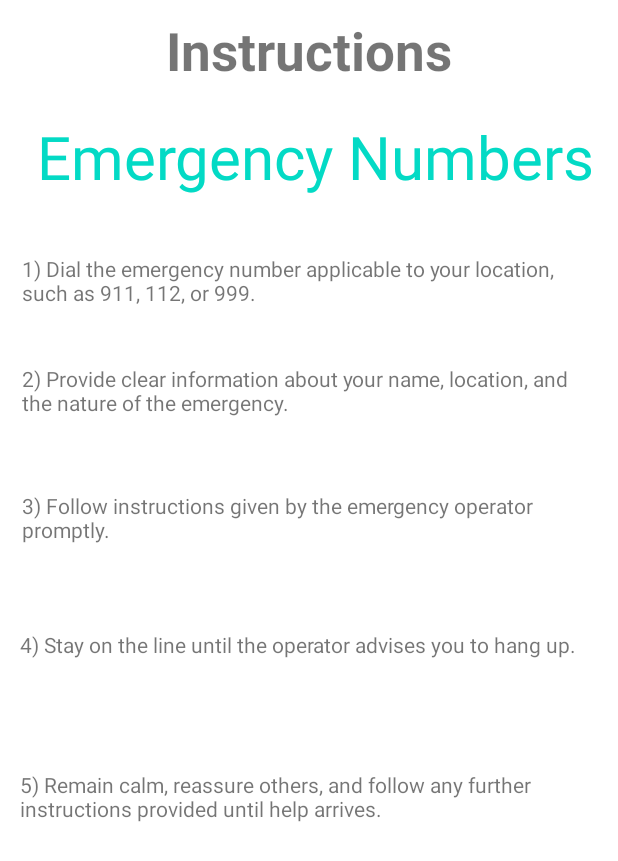
After one commit to bishalpb2004/RapidRescue, an Android app: the layout activity_instructions.xml on its own in the app's theme, with its tools: preview values and no code run, on a phone screen of 412 x 824 dp. The commit adds this screen. Shown: the top 861 px of the screen. Run offline under Robolectric (Android 15) with nearby library versions, the phone set to English and light mode, and no system bars.

Commit message:
photo added

```diff
--- a/app/src/main/AndroidManifest.xml
+++ b/app/src/main/AndroidManifest.xml
@@ -8,9 +8,9 @@
         android:allowBackup="true"
         android:dataExtractionRules="@xml/data_extraction_rules"
         android:fullBackupContent="@xml/backup_rules"
-        android:icon="@mipmap/ic_launcher"
+        android:icon="@drawable/emergency"
         android:label="@string/app_name"
-        android:roundIcon="@mipmap/ic_launcher_round"
+        android:roundIcon="@drawable/emergency"
         android:supportsRtl="true"
         android:theme="@style/Theme.RapidRescue"
         tools:targetApi="31">
--- a/app/src/main/java/com/example/rapidrescue/ui/SOSMessage/SOSMessage.kt
+++ b/app/src/main/java/com/example/rapidrescue/ui/SOSMessage/SOSMessage.kt
@@ -14,7 +14,7 @@ import com.example.rapidrescue.databinding.FragmentRegisteredNumbersBinding
 import com.example.rapidrescue.databinding.FragmentSOSMessageBinding
 import com.example.rapidrescue.ui.notifications.ProfileViewModel
 
-class SOSMessage : Fragment() {
+class  SOSMessage : Fragment() {
 
     private lateinit var navController: NavController
     private var _binding: FragmentSOSMessageBinding? = null
--- /dev/null
+++ b/app/src/main/res/layout/activity_instructions.xml
@@ -0,0 +1,94 @@
+<?xml version="1.0" encoding="utf-8"?>
+<androidx.constraintlayout.widget.ConstraintLayout xmlns:android="http://schemas.android.com/apk/res/android"
+    xmlns:app="http://schemas.android.com/apk/res-auto"
+    xmlns:tools="http://schemas.android.com/tools"
+    android:layout_width="match_parent"
+    android:layout_height="match_parent">
+
+    <TextView
+        android:id="@+id/textView"
+        android:layout_width="wrap_content"
+        android:layout_height="wrap_content"
+        android:padding="10dp"
+        android:text="Instructions"
+        android:textSize="35sp"
+        android:textStyle="bold"
+        app:layout_constraintEnd_toEndOf="parent"
+        app:layout_constraintStart_toStartOf="parent"
+        app:layout_constraintTop_toTopOf="parent" />
+
+    <TextView
+        android:id="@+id/textView3"
+        android:layout_width="wrap_content"
+        android:layout_height="wrap_content"
+        android:padding="10dp"
+        android:text=" Emergency Numbers"
+        android:textColor="@color/teal_200"
+        android:textSize="40dp"
+        app:layout_constraintBottom_toBottomOf="parent"
+        app:layout_constraintEnd_toEndOf="parent"
+        app:layout_constraintHorizontal_bias="0.448"
+        app:layout_constraintStart_toStartOf="parent"
+        app:layout_constraintTop_toBottomOf="@+id/textView"
+        app:layout_constraintVertical_bias="0.0" />
+
+    <TextView
+        android:id="@+id/textView4"
+        android:layout_width="382dp"
+        android:layout_height="54dp"
+        android:text="1) Dial the emergency number applicable to your location, such as 911, 112, or 999."
+        app:layout_constraintBottom_toBottomOf="parent"
+        app:layout_constraintEnd_toEndOf="parent"
+        app:layout_constraintHorizontal_bias="0.483"
+        app:layout_constraintStart_toStartOf="parent"
+        app:layout_constraintTop_toBottomOf="@+id/textView3"
+        app:layout_constraintVertical_bias="0.045" />
+
+    <TextView
+        android:id="@+id/textView5"
+        android:layout_width="382dp"
+        android:layout_height="54dp"
+        android:text="2) Provide clear information about your name, location, and the nature of the emergency."
+        app:layout_constraintBottom_toBottomOf="parent"
+        app:layout_constraintEnd_toEndOf="parent"
+        app:layout_constraintHorizontal_bias="0.482"
+        app:layout_constraintStart_toStartOf="parent"
+        app:layout_constraintTop_toBottomOf="@+id/textView4"
+        app:layout_constraintVertical_bias="0.035" />
+
+    <TextView
+        android:id="@+id/textView6"
+        android:layout_width="382dp"
+        android:layout_height="54dp"
+        android:text="3) Follow instructions given by the emergency operator promptly."
+        app:layout_constraintBottom_toBottomOf="parent"
+        app:layout_constraintEnd_toEndOf="parent"
+        app:layout_constraintHorizontal_bias="0.482"
+        app:layout_constraintStart_toStartOf="parent"
+        app:layout_constraintTop_toBottomOf="@+id/textView5"
+        app:layout_constraintVertical_bias="0.065" />
+
+    <TextView
+        android:id="@+id/textView7"
+        android:layout_width="382dp"
+        android:layout_height="54dp"
+        android:text="4) Stay on the line until the operator advises you to hang up."
+        app:layout_constraintBottom_toBottomOf="parent"
+        app:layout_constraintEnd_toEndOf="parent"
+        app:layout_constraintHorizontal_bias="0.448"
+        app:layout_constraintStart_toStartOf="parent"
+        app:layout_constraintTop_toBottomOf="@+id/textView6"
+        app:layout_constraintVertical_bias="0.1" />
+
+    <TextView
+        android:layout_width="382dp"
+        android:layout_height="54dp"
+        android:text="5) Remain calm, reassure others, and follow any further instructions provided until help arrives."
+        app:layout_constraintBottom_toBottomOf="parent"
+        app:layout_constraintEnd_toEndOf="parent"
+        app:layout_constraintHorizontal_bias="0.448"
+        app:layout_constraintStart_toStartOf="parent"
+        app:layout_constraintTop_toBottomOf="@+id/textView7"
+        app:layout_constraintVertical_bias="0.134" />
+
+</androidx.constraintlayout.widget.ConstraintLayout>
```
Also changed, not shown: app/src/main/res/drawable/emergency.png (added).
